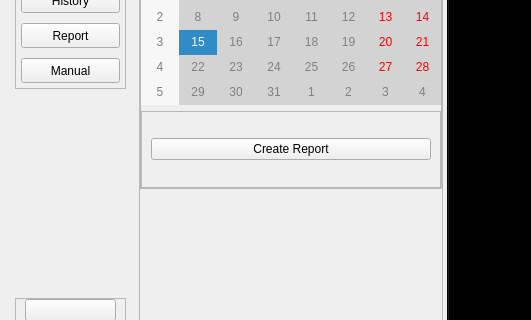
Above: Qt_files/Colifast_ALARM.ui from Stianein/Colifast_ALARM before the change; both pictures show x 0 to 531 and y 162 to 482 of the 899 by 642 pixel window. Below: the same form after it.
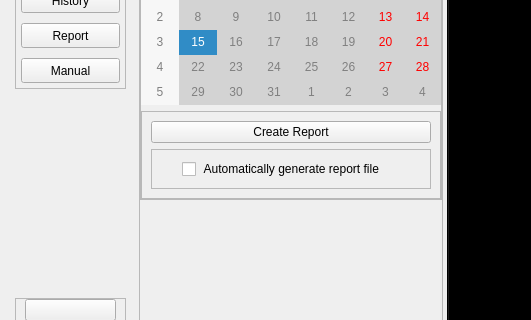
That is the form after the change. The open tabs and pages were chosen to show the change. Icons and pictures are not drawn.

```diff
--- a/Qt_files/Colifast_ALARM.ui
+++ b/Qt_files/Colifast_ALARM.ui
@@ -2389,6 +2389,31 @@
                          </property>
                         </widget>
                        </item>
+                       <item>
+                        <widget class="QFrame" name="frame_4">
+                         <property name="frameShape">
+                          <enum>QFrame::StyledPanel</enum>
+                         </property>
+                         <property name="frameShadow">
+                          <enum>QFrame::Raised</enum>
+                         </property>
+                         <layout class="QVBoxLayout" name="verticalLayout_39">
+                          <property name="leftMargin">
+                           <number>30</number>
+                          </property>
+                          <item>
+                           <widget class="QCheckBox" name="reportFile">
+                            <property name="layoutDirection">
+                             <enum>Qt::LeftToRight</enum>
+                            </property>
+                            <property name="text">
+                             <string> Automatically generate report file</string>
+                            </property>
+                           </widget>
+                          </item>
+                         </layout>
+                        </widget>
+                       </item>
                       </layout>
                      </widget>
                     </item>
```
Left out of the diff: 2 changed lines with no effect on the pictures.
